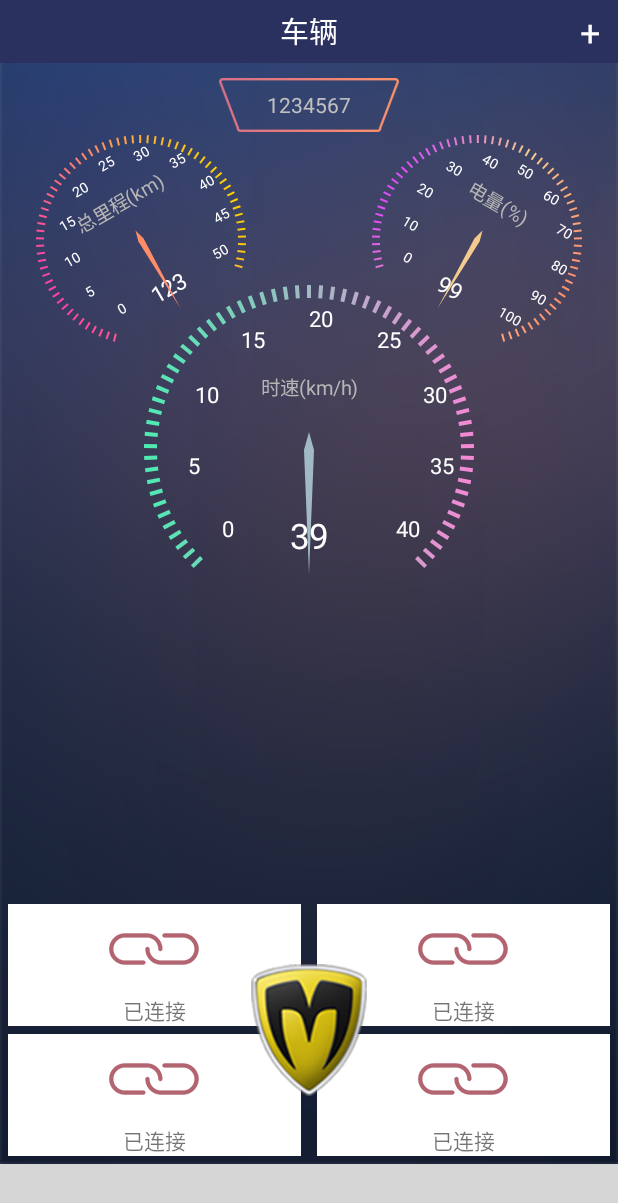
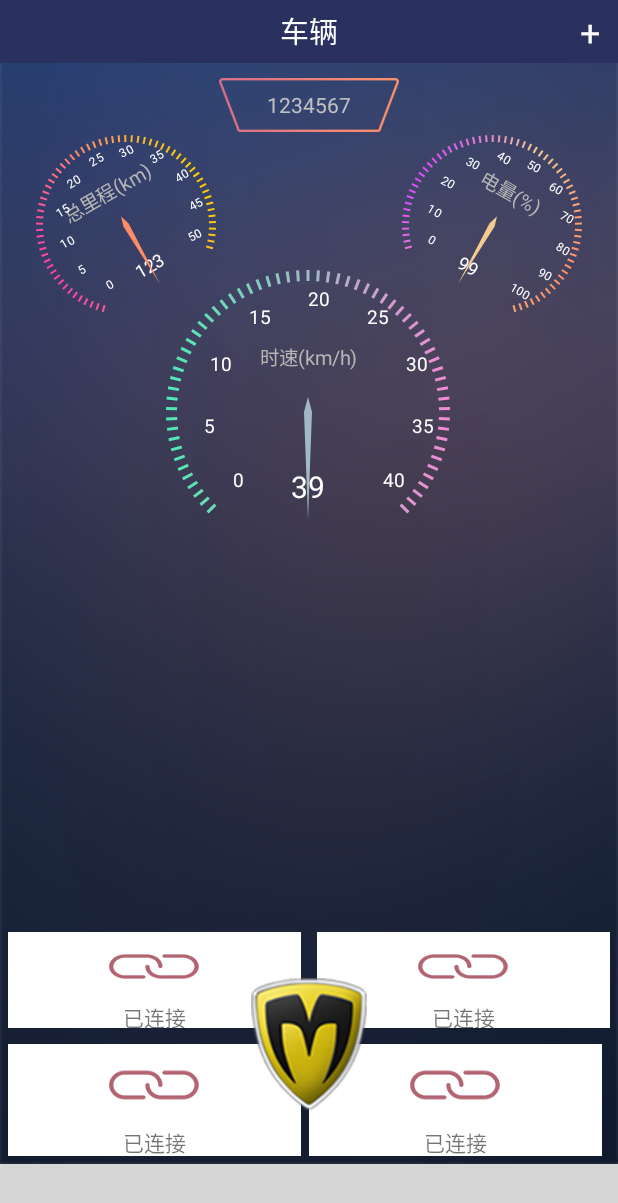
Before and after one commit to jiangruicheng/myway, an Android app: the screen it shows after launch (MainActivity), on a phone screen of 412 x 824 dp. Shown: the top 1203 px of the screen. Run offline under Robolectric (Android 15) with nearby library versions, the phone set to English and light mode, and no system bars; our stand-ins replace ButterKnife; libraries missing offline, so code that uses them is left out: com.ashokvarma.bottomnavigation; plain views replace BottomNavigationBar; 4 statements that could not run were skipped; grey boxes are pictures that could not be loaded.

Commit message:
//12.30 b

```diff
--- a/app/src/main/java/com/jiangruicheng/myway/RXbus/RxBus.java
+++ b/app/src/main/java/com/jiangruicheng/myway/RXbus/RxBus.java
@@ -39,7 +39,7 @@ public class RxBus {
 
     // 根据传递的 eventType 类型返回特定类型(eventType)的 被观察者
     public <T> Observable<T> toObservable(Class<T> eventType) {
-        return bus.throttleFirst(1,TimeUnit.SECONDS).ofType(eventType);
+        return bus/*.throttleFirst(1,TimeUnit.SECONDS)*/.ofType(eventType);
 //        这里感谢小鄧子的提醒: ofType = filter + cast
 //        return bus.filter(new Func1<Object, Boolean>() {
 //            @Override
--- a/app/src/main/java/com/jiangruicheng/myway/activity/ConnectBleActivity.java
+++ b/app/src/main/java/com/jiangruicheng/myway/activity/ConnectBleActivity.java
@@ -52,13 +52,19 @@ public class ConnectBleActivity extends AppCompatActivity {
         String s = edit.getText().toString();
         if (s.equals("0")) {
             Quee.getDefault().sendcomm(Command.getCommand(new byte[]{0x4D, 0x57, 0x08, 0x01, 0x01}));
-            // RxBus.getDefault().post(new SendCmd().setCmd(Command.getCommand(new byte[]{0x4D, 0x57, 0x08, 0x01, 0x01})));
+            //RxBus.getDefault().post(new SendCmd().setCmd(Command.getCommand(new byte[]{0x4D, 0x57, 0x08, 0x01, 0x01})));
         } else if (s.equals("1")) {
-            Quee.getDefault().sendcomm(Command.getCommand(new byte[]{0x4D, 0x57, 0x04, 0x01, 0x00}));
-            // RxBus.getDefault().post(new SendCmd().setCmd(Command.getCommand(new byte[]{0x4D, 0x57, 0x04, 0x01, 0x00})));
+            //Quee.getDefault().sendcomm(Command.getCommand(new byte[]{0x4D, 0x57, 0x04, 0x01, 0x00}));
+            Quee.getDefault().registcallback(0x04, new Quee.callback() {
+                @Override
+                public void callback(byte[] b) {
+                    Toast.makeText(ConnectBleActivity.this, "回调成功", Toast.LENGTH_SHORT).show();
+                }
+            });
+            RxBus.getDefault().post(new SendCmd().setCmd(Command.getCommand(new byte[]{0x4D, 0x57, 0x04, 0x01, 0x00})));
         } else {
-            Quee.getDefault().sendcomm(Command.getCommand(new byte[]{0x4D, 0x57, 0x04, 0x01, 0x01}));
-            // RxBus.getDefault().post(new SendCmd().setCmd(Command.getCommand(new byte[]{0x4D, 0x57, 0x04, 0x01, 0x01})));
+            //Quee.getDefault().sendcomm(Command.getCommand(new byte[]{0x4D, 0x57, 0x04, 0x01, 0x01}));
+            RxBus.getDefault().post(new SendCmd().setCmd(Command.getCommand(new byte[]{0x4D, 0x57, 0x04, 0x01, 0x01})));
         }
     }
 
--- a/app/src/main/java/com/jiangruicheng/myway/util/Quee.java
+++ b/app/src/main/java/com/jiangruicheng/myway/util/Quee.java
@@ -17,20 +17,21 @@ import java.util.concurrent.ArrayBlockingQueue;
 
 import rx.Observer;
 import rx.Subscription;
+import rx.android.schedulers.AndroidSchedulers;
 
 
 /**
  * Created by kongqing on 16-12-29.
  */
 public class Quee {
-    interface callback {
+    public interface callback {
         void callback(byte[] b);
     }
 
     private QueeThread   queeThread;
     private Subscription recive;
 
-    private Map<Integer, List<callback>> eventcallbackmap;
+    private Map<String, List<callback>> eventcallbackmap;
 
     private static class GetQuee {
         private static final Quee QUEE = new Quee();
@@ -50,13 +51,13 @@ public class Quee {
 
         if (queeThread == null) {
             queeThread = new QueeThread();
-            new Thread(queeThread).start();
+            queeThread.start();
         }
 
         if (recive == null) {
             recive = RxBus.getDefault().
                     toObservable(ReciveCmd.class).
-                /*observeOn(AndroidSchedulers.mainThread()).*/
+                    observeOn(AndroidSchedulers.mainThread()).
                     subscribe(new Observer<ReciveCmd>() {
                         @Override
                         public void onCompleted() {
@@ -77,13 +78,14 @@ public class Quee {
                                     if (reciveCmd.getCmd() != null && reciveCmd.getCmd()[2] != 0x01 && reciveCmd.getCmd()[2] != 0x02) {
                                         eventtype = geteventtype(reciveCmd.getCmd());
                                     }
-
+                                    Log.i("send", "addcomm: GO");
                                     if (reciveCmd.getCmd()[2] == Command.EVENT_ACK) {
                                         Log.i("send", "addcomm: GO");
                                         onnext();
                                     }
-                                if (eventcallbackmap != null && eventcallbackmap.containsKey(eventtype)) {
-                                    for (callback c : eventcallbackmap.get(eventtype)) {
+                                    Log.d("TAG", "onNext: "+eventcallbackmap.containsKey(String.valueOf(eventtype)));
+                                    if (eventcallbackmap != null && eventcallbackmap.containsKey(String.valueOf(eventtype))) {
+                                        for (callback c : eventcallbackmap.get(String.valueOf(eventtype))) {
                                             c.callback(reciveCmd.getCmd());
                                         }
                                     }
@@ -101,9 +103,9 @@ public class Quee {
             if (!eventcallbackmap.containsKey(type)) {
                 List<callback> callbacks = new ArrayList<>();
                 callbacks.add(callback);
-                eventcallbackmap.put(type, callbacks);
+                eventcallbackmap.put(String.valueOf(type), callbacks);
             } else {
-                eventcallbackmap.get(type).add(callback);
+                eventcallbackmap.get(String.valueOf(type)).add(callback);
             }
         }
     }
@@ -207,7 +209,9 @@ public class Quee {
 
         public void next() {
             /*comm.remove(comm.size() - 1);*/
+            comm.poll();
             isrun = true;
+
             Log.i("next", "addcomm: " + isrun);
         }
 
@@ -215,25 +219,20 @@ public class Quee {
         public void run() {
             super.run();
             while (true) {
+                try {
+                    sleep(1);
+                } catch (InterruptedException e) {
+                    e.printStackTrace();
+                }
                 if (stop) {
                     break;
                 }
-                if (!comm.isEmpty()) {
-
-
+                if (!comm.isEmpty() && isrun) {
                     if (comm.size() != 0) {
                         RxBus.getDefault().post(new SendCmd().setCmd(comm.element()));
                         Log.i("send", "addcomm: " + comm.element()[2]);
                         isrun = false;
                     }
-                    while (true) {
-                        if (isrun) {
-                            pop();
-                            isrun = false;
-                            break;
-                        }
-                    }
-
                 }
             }
         }
--- /dev/null
+++ b/app/src/main/res/layout-sw320dp/fragment_car.xml
@@ -0,0 +1,221 @@
+<RelativeLayout xmlns:android="http://schemas.android.com/apk/res/android"
+                xmlns:app="http://schemas.android.com/apk/res-auto"
+                xmlns:tools="http://schemas.android.com/tools"
+                android:layout_width="match_parent"
+                android:layout_height="match_parent"
+                android:background="@mipmap/bg"
+                android:orientation="vertical"
+                tools:context="com.jiangruicheng.myway.fragment.CarFragment">
+
+    <RelativeLayout
+        android:id="@+id/title"
+        android:layout_width="match_parent"
+        android:layout_height="42dp"
+        android:background="@color/colorPrimaryDark1">
+
+        <TextView
+            android:layout_width="wrap_content"
+            android:layout_height="wrap_content"
+            android:layout_centerInParent="true"
+            android:text="车辆"
+            android:textColor="@color/white"
+            android:textSize="19sp"/>
+
+        <TextView
+            android:id="@+id/search_ble"
+            android:layout_width="wrap_content"
+            android:layout_height="wrap_content"
+            android:layout_alignParentRight="true"
+            android:layout_centerVertical="true"
+            android:layout_marginRight="12dp"
+            android:text="+"
+            android:textColor="@color/white"
+            android:textSize="24sp"/>
+    </RelativeLayout>
+
+
+    <TextView
+
+        android:id="@+id/car_id"
+        android:layout_width="120dp"
+        android:layout_height="36dp"
+        android:layout_alignParentTop="true"
+        android:layout_centerHorizontal="true"
+        android:layout_marginTop="52dp"
+        android:background="@mipmap/kuang"
+        android:gravity="center"
+        android:text="1234567"
+        android:textColor="@color/car_id_text_color"
+        />
+
+    <RelativeLayout
+        android:id="@+id/biaopan"
+        android:layout_width="match_parent"
+        android:layout_height="280dp"
+        android:layout_alignParentTop="true"
+        android:layout_marginLeft="24dp"
+        android:layout_marginRight="24dp"
+        android:layout_marginTop="90dp">
+
+
+        <com.jiangruicheng.myway.view.ColorPaintView
+            android:id="@+id/licheng"
+            android:layout_width="120dp"
+            android:layout_height="120dp"
+            android:layout_alignParentLeft="true"
+            app:guide_nub="5"
+            app:guide_scale="10"
+            app:scale="2"
+            app:title="总里程(km)"
+            app:value="123"
+            />
+
+        <com.jiangruicheng.myway.view.ColorPaintView
+            android:id="@+id/dianliang"
+            android:layout_width="120dp"
+            android:layout_height="120dp"
+            android:layout_alignParentRight="true"
+            app:guide_nub="10"
+            app:guide_scale="10"
+            app:scale="1"
+            app:title="电量(%)"
+            app:value="99"
+            />
+
+        <com.jiangruicheng.myway.view.ColorPaintView
+            android:id="@+id/sudu"
+            android:layout_width="190dp"
+            android:layout_height="190dp"
+            android:layout_alignParentBottom="true"
+            android:layout_centerHorizontal="true"
+            app:guide_nub="5"
+            app:guide_scale="8"
+            app:scale="0"
+            app:title="时速(km/h)"
+            app:value="39"
+            />
+    </RelativeLayout>
+
+    <FrameLayout
+        android:layout_width="match_parent"
+        android:layout_height="160dp"
+        android:layout_alignParentBottom="true"
+        >
+
+        <LinearLayout
+            android:layout_width="match_parent"
+            android:layout_height="match_parent"
+            android:orientation="vertical"
+            android:weightSum="2">
+
+            <LinearLayout
+                android:layout_width="match_parent"
+                android:layout_height="0dp"
+                android:layout_weight="1"
+                android:orientation="horizontal">
+
+                <LinearLayout
+                    android:layout_width="0dp"
+                    android:layout_height="wrap_content"
+                    android:layout_margin="5dp"
+                    android:layout_weight="1"
+                    android:background="@color/white"
+                    android:gravity="center"
+                    android:orientation="vertical">
+
+                    <ImageView
+                        android:layout_weight="5"
+                        android:layout_width="wrap_content"
+                        android:layout_height="0dp"
+                        android:background="@mipmap/lianjie"/>
+
+                    <TextView
+                        android:layout_weight="1"
+                        android:layout_width="wrap_content"
+                        android:layout_height="0dp"
+                        android:text="已连接"/>
+                </LinearLayout>
+
+                <LinearLayout
+                    android:layout_width="0dp"
+                    android:layout_height="wrap_content"
+                    android:layout_margin="5dp"
+                    android:layout_weight="1"
+                    android:background="@color/white"
+                    android:gravity="center"
+                    android:orientation="vertical">
+
+                    <ImageView
+                        android:layout_weight="5"
+                        android:layout_width="wrap_content"
+                        android:layout_height="0dp"
+                        android:background="@mipmap/lianjie"/>
+
+                    <TextView
+                        android:layout_weight="1"
+                        android:layout_width="wrap_content"
+                        android:layout_height="0dp"
+                        android:text="已连接"/>
+                </LinearLayout>
+            </LinearLayout>
+
+            <LinearLayout
+                android:layout_width="match_parent"
+                android:layout_height="0dp"
+                android:layout_weight="1"
+                android:layout_margin="5dp"
+                android:orientation="horizontal">
+
+                <LinearLayout
+                    android:layout_width="0dp"
+                    android:layout_height="wrap_content"
+                    android:layout_weight="1"
+                    android:background="@color/white"
+                    android:gravity="center"
+                    android:orientation="vertical">
+
+                    <ImageView
+                        android:layout_weight="5"
+                        android:layout_width="wrap_content"
+                        android:layout_height="0dp"
+                        android:background="@mipmap/lianjie"/>
+
+                    <TextView
+                        android:layout_weight="1"
+                        android:layout_width="wrap_content"
+                        android:layout_height="0dp"
+                        android:text="已连接"/>
+                </LinearLayout>
+
+                <LinearLayout
+                    android:layout_width="0dp"
+                    android:layout_height="wrap_content"
+                    android:layout_marginLeft="5dp"
+                    android:layout_marginRight="5dp"
+                    android:layout_weight="1"
+                    android:background="@color/white"
+                    android:gravity="center"
+                    android:orientation="vertical">
+
+                    <ImageView
+                        android:layout_weight="5"
+                        android:layout_width="wrap_content"
+                        android:layout_height="0dp"
+                        android:background="@mipmap/lianjie"/>
+
+                    <TextView
+                        android:layout_weight="1"
+                        android:layout_width="wrap_content"
+                        android:layout_height="0dp"
+                        android:text="已连接"/>
+                </LinearLayout>
+            </LinearLayout>
+        </LinearLayout>
+
+        <ImageView
+            android:layout_width="wrap_content"
+            android:layout_height="wrap_content"
+            android:layout_gravity="center"
+            android:background="@mipmap/logo"/>
+    </FrameLayout>
+</RelativeLayout>
--- a/app/src/main/res/values/dimens.xml
+++ b/app/src/main/res/values/dimens.xml
@@ -2,4 +2,6 @@
     <!-- Default screen margins, per the Android Design guidelines. -->
     <dimen name="activity_horizontal_margin">16dp</dimen>
     <dimen name="activity_vertical_margin">16dp</dimen>
+    <dimen name="arc_width_small">2dp</dimen>
+    <dimen name="arc_width_big">2dp</dimen>
 </resources>
```
Lines whose indentation alone changed are shown as unchanged.
